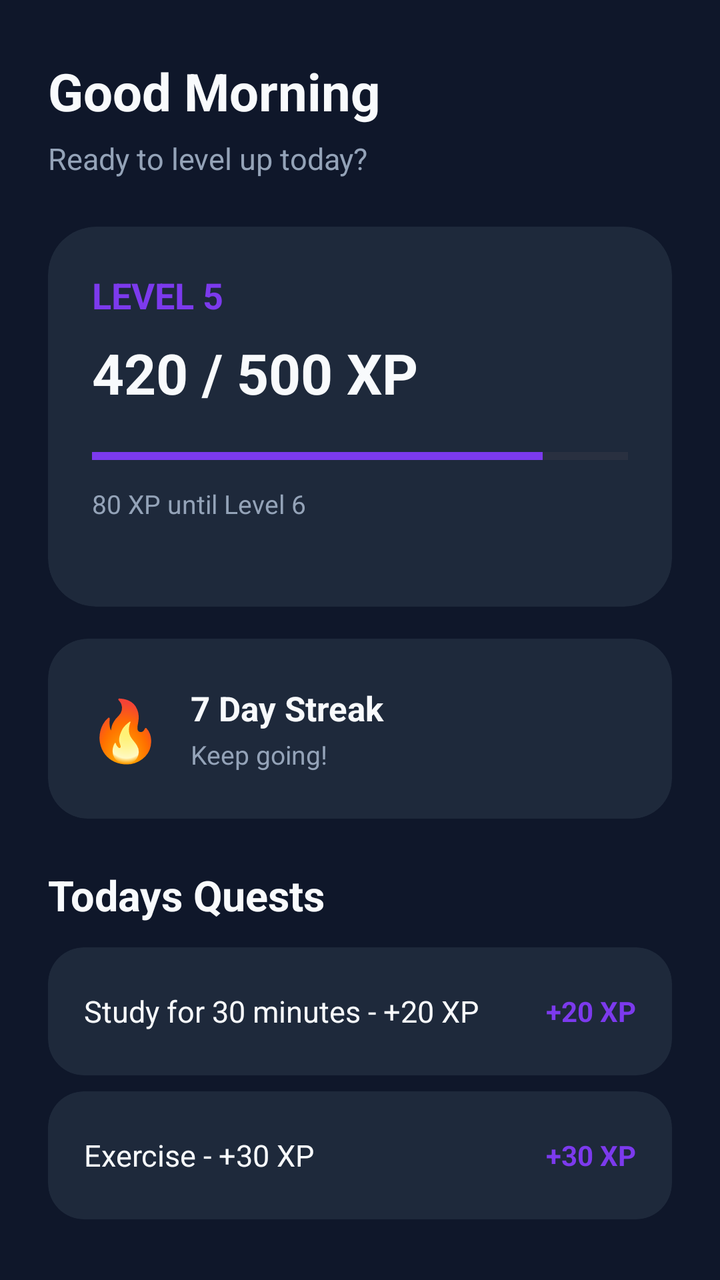
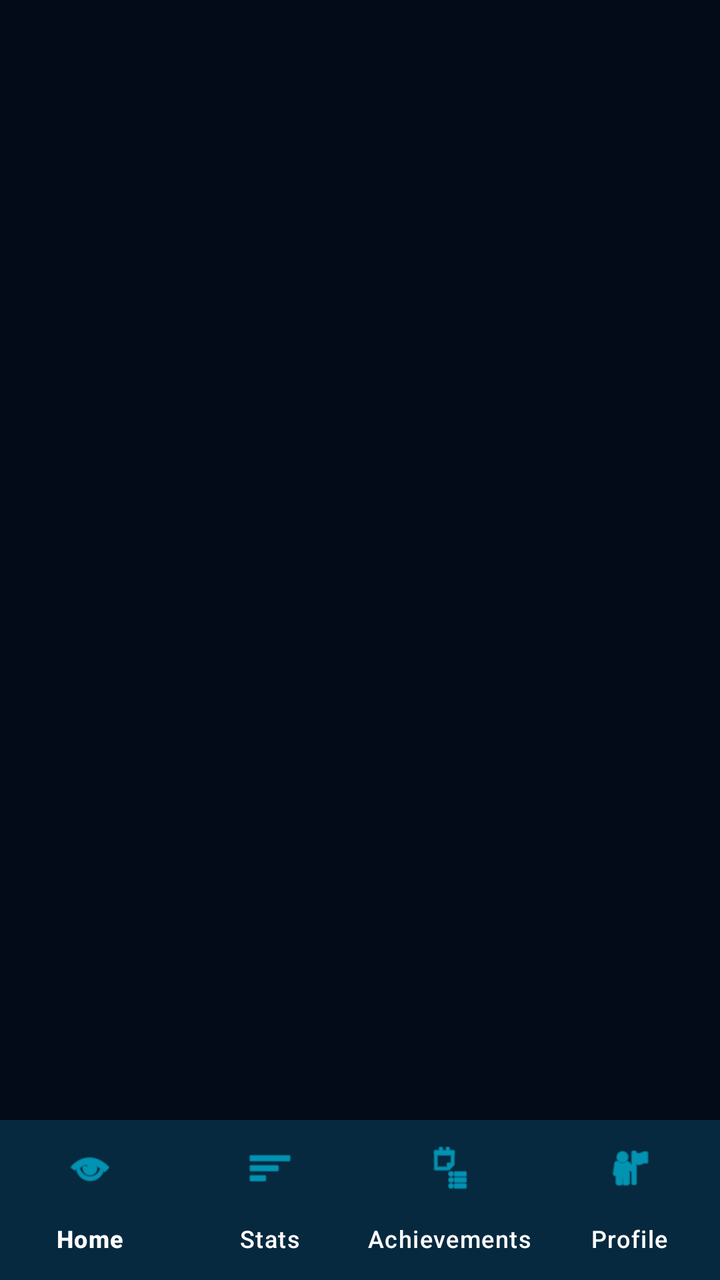

The first picture is an Android layout as it rendered before a commit; the second is the same layout after the commit. The layout source and the unified diff follow.
<!-- AndroidManifest.xml: application theme Theme.LevelUp -->
<!-- res/layout/activity_main.xml -->
<?xml version="1.0" encoding="utf-8"?>
<androidx.constraintlayout.widget.ConstraintLayout
    xmlns:android="http://schemas.android.com/apk/res/android"
    xmlns:app="http://schemas.android.com/apk/res-auto"
    xmlns:tools="http://schemas.android.com/tools"
    android:id="@+id/main"
    android:layout_width="match_parent"
    android:layout_height="match_parent"
    android:background="@color/levelup_background"
    tools:context=".MainActivity">

    

    <TextView
        android:id="@+id/tvWelcome"
        android:layout_width="0dp"
        android:layout_height="wrap_content"
        android:layout_marginStart="24dp"
        android:layout_marginTop="28dp"
        android:layout_marginEnd="24dp"
        android:text="@string/welcome_message"
        android:textColor="@color/levelup_text_primary"
        android:textSize="26sp"
        android:textStyle="bold"
        app:layout_constraintEnd_toEndOf="parent"
        app:layout_constraintStart_toStartOf="parent"
        app:layout_constraintTop_toTopOf="parent" />

    

    <TextView
        android:id="@+id/tvSubtitle"
        android:layout_width="0dp"
        android:layout_height="wrap_content"
        android:layout_marginTop="6dp"
        android:text="@string/welcome_subtitle"
        android:textColor="@color/levelup_text_secondary"
        android:textSize="15sp"
        app:layout_constraintEnd_toEndOf="@id/tvWelcome"
        app:layout_constraintStart_toStartOf="@id/tvWelcome"
        app:layout_constraintTop_toBottomOf="@id/tvWelcome" />

    

    <androidx.cardview.widget.CardView
        android:id="@+id/cardLevel"
        android:layout_width="0dp"
        android:layout_height="190dp"
        android:layout_marginStart="24dp"
        android:layout_marginTop="24dp"
        android:layout_marginEnd="24dp"
        app:cardBackgroundColor="@color/levelup_surface"
        app:cardCornerRadius="24dp"
        app:cardElevation="0dp"
        app:layout_constraintEnd_toEndOf="parent"
        app:layout_constraintStart_toStartOf="parent"
        app:layout_constraintTop_toBottomOf="@id/tvSubtitle">

        <LinearLayout
            android:layout_width="match_parent"
            android:layout_height="match_parent"
            android:orientation="vertical"
            android:padding="22dp">

            <TextView
                android:layout_width="wrap_content"
                android:layout_height="wrap_content"
                android:text="@string/level_5"
                android:textColor="@color/levelup_primary"
                android:textSize="18sp"
                android:textStyle="bold" />

            <TextView
                android:id="@+id/tvXpProgress"
                android:layout_width="wrap_content"
                android:layout_height="wrap_content"
                android:layout_marginTop="8dp"
                android:text="@string/xp_progress"
                android:textColor="@color/levelup_text_primary"
                android:textSize="28sp"
                android:textStyle="bold" />

            <ProgressBar
                android:id="@+id/xpProgressBar"
                style="?android:attr/progressBarStyleHorizontal"
                android:layout_width="match_parent"
                android:layout_height="10dp"
                android:layout_marginTop="18dp"
                android:max="500"
                android:progress="420"
                android:progressTint="@color/levelup_primary" />

            <TextView
                android:layout_width="wrap_content"
                android:layout_height="wrap_content"
                android:layout_marginTop="10dp"
                android:text="@string/xp_until_level"
                android:textColor="@color/levelup_text_secondary"
                android:textSize="13sp" />

        </LinearLayout>

    </androidx.cardview.widget.CardView>

    

    <androidx.cardview.widget.CardView
        android:id="@+id/cardStreak"
        android:layout_width="0dp"
        android:layout_height="90dp"
        android:layout_marginStart="24dp"
        android:layout_marginTop="16dp"
        android:layout_marginEnd="24dp"
        app:cardBackgroundColor="@color/levelup_surface"
        app:cardCornerRadius="20dp"
        app:cardElevation="0dp"
        app:layout_constraintEnd_toEndOf="parent"
        app:layout_constraintStart_toStartOf="parent"
        app:layout_constraintTop_toBottomOf="@id/cardLevel">

        <LinearLayout
            android:layout_width="match_parent"
            android:layout_height="match_parent"
            android:gravity="center_vertical"
            android:orientation="horizontal"
            android:paddingStart="20dp"
            android:paddingEnd="20dp">

            <TextView
                android:layout_width="wrap_content"
                android:layout_height="wrap_content"
                android:text="🔥"
                android:textSize="30sp" />

            <LinearLayout
                android:layout_width="wrap_content"
                android:layout_height="wrap_content"
                android:layout_marginStart="14dp"
                android:orientation="vertical">

                <TextView
                    android:layout_width="wrap_content"
                    android:layout_height="wrap_content"
                    android:text="@string/seven_day_streak"
                    android:textColor="@color/levelup_text_primary"
                    android:textSize="17sp"
                    android:textStyle="bold" />

                <TextView
                    android:layout_width="wrap_content"
                    android:layout_height="wrap_content"
                    android:layout_marginTop="3dp"
                    android:text="@string/keep_going"
                    android:textColor="@color/levelup_text_secondary"
                    android:textSize="13sp" />

            </LinearLayout>

        </LinearLayout>

    </androidx.cardview.widget.CardView>

    

    <TextView
        android:id="@+id/tvQuests"
        android:layout_width="0dp"
        android:layout_height="wrap_content"
        android:layout_marginStart="24dp"
        android:layout_marginTop="24dp"
        android:layout_marginEnd="24dp"
        android:text="@string/todays_quests"
        android:textColor="@color/levelup_text_primary"
        android:textSize="21sp"
        android:textStyle="bold"
        app:layout_constraintEnd_toEndOf="parent"
        app:layout_constraintStart_toStartOf="parent"
        app:layout_constraintTop_toBottomOf="@id/cardStreak" />

    

    <androidx.cardview.widget.CardView
        android:id="@+id/cardQuest1"
        android:layout_width="0dp"
        android:layout_height="64dp"
        android:layout_marginStart="24dp"
        android:layout_marginTop="12dp"
        android:layout_marginEnd="24dp"
        app:cardBackgroundColor="@color/levelup_surface"
        app:cardCornerRadius="18dp"
        app:cardElevation="0dp"
        android:clickable="true"
        android:focusable="true"
        app:layout_constraintEnd_toEndOf="parent"
        app:layout_constraintStart_toStartOf="parent"
        app:layout_constraintTop_toBottomOf="@id/tvQuests">

        <LinearLayout
            android:layout_width="match_parent"
            android:layout_height="match_parent"
            android:gravity="center_vertical"
            android:orientation="horizontal"
            android:paddingStart="18dp"
            android:paddingEnd="18dp">

            <TextView
                android:id="@+id/tvQuest1"
                android:layout_width="0dp"
                android:layout_height="wrap_content"
                android:layout_weight="1"
                android:text="@string/study_quest"
                android:textColor="@color/levelup_text_primary"
                android:textSize="15sp" />

            <TextView
                android:id="@+id/tvQuest1Xp"
                android:layout_width="wrap_content"
                android:layout_height="wrap_content"
                android:text="+20 XP"
                android:textColor="@color/levelup_primary"
                android:textSize="14sp"
                android:textStyle="bold" />

        </LinearLayout>

    </androidx.cardview.widget.CardView>


    

    <androidx.cardview.widget.CardView
        android:id="@+id/cardQuest2"
        android:layout_width="0dp"
        android:layout_height="64dp"
        android:layout_marginStart="24dp"
        android:layout_marginTop="8dp"
        android:layout_marginEnd="24dp"
        app:cardBackgroundColor="@color/levelup_surface"
        app:cardCornerRadius="18dp"
        app:cardElevation="0dp"
        android:clickable="true"
        android:focusable="true"
        app:layout_constraintEnd_toEndOf="parent"
        app:layout_constraintStart_toStartOf="parent"
        app:layout_constraintTop_toBottomOf="@id/cardQuest1">

        <LinearLayout
            android:layout_width="match_parent"
            android:layout_height="match_parent"
            android:gravity="center_vertical"
            android:orientation="horizontal"
            android:paddingStart="18dp"
            android:paddingEnd="18dp">

            <TextView
                android:id="@+id/tvQuest2"
                android:layout_width="0dp"
                android:layout_height="wrap_content"
                android:layout_weight="1"
                android:text="@string/exercise_quest"
                android:textColor="@color/levelup_text_primary"
                android:textSize="15sp" />

            <TextView
                android:id="@+id/tvQuest2Xp"
                android:layout_width="wrap_content"
                android:layout_height="wrap_content"
                android:text="+30 XP"
                android:textColor="@color/levelup_primary"
                android:textSize="14sp"
                android:textStyle="bold" />

        </LinearLayout>

    </androidx.cardview.widget.CardView>

</androidx.constraintlayout.widget.ConstraintLayout>
<!-- resources referenced by this layout -->
<resources>
  <color name="levelup_background">#0F172A</color>
  <color name="levelup_primary">#7C3AED</color>
  <color name="levelup_surface">#1E293B</color>
  <color name="levelup_text_primary">#F8FAFC</color>
  <color name="levelup_text_secondary">#94A3B8</color>
  <string name="exercise_quest">Exercise - +30 XP</string>
  <string name="keep_going">Keep going!</string>
  <string name="level_5">LEVEL 5</string>
  <string name="seven_day_streak">7 Day Streak</string>
  <string name="study_quest">Study for 30 minutes - +20 XP</string>
  <string name="todays_quests">Todays Quests</string>
  <string name="welcome_message">Good Morning</string>
  <string name="welcome_subtitle">Ready to level up today?</string>
  <string name="xp_progress">420 / 500 XP</string>
  <string name="xp_until_level">80 XP until Level 6</string>
  <style name="Theme.LevelUp" parent="Base.Theme.LevelUp" />
  <style name="Base.Theme.LevelUp" parent="Theme.Material3.DayNight.NoActionBar">
  
          
          <item name="android:windowBackground">@color/levelup_background</item>
  
          
          <item name="android:statusBarColor">@color/levelup_background</item>
          <item name="android:navigationBarColor">@color/levelup_background</item>
  
          
          <item name="android:windowLightStatusBar">false</item>
  
  
          
          <item name="colorPrimary">@color/levelup_primary</item>
          <item name="colorSecondary">@color/levelup_cyan</item>
          <item name="colorSurface">@color/levelup_surface</item>
  
      </style>
  <color name="levelup_cyan">#06B6D4</color>
</resources>

<!-- the commit's change to res/layout/activity_main.xml (unified diff, before → after) -->
@@ -11,267 +11,28 @@
 
     
 
-    <TextView
-        android:id="@+id/tvWelcome"
+    <androidx.fragment.app.FragmentContainerView
+        android:id="@+id/fragmentContainer"
         android:layout_width="0dp"
-        android:layout_height="wrap_content"
-        android:layout_marginStart="24dp"
-        android:layout_marginTop="28dp"
-        android:layout_marginEnd="24dp"
-        android:text="@string/welcome_message"
-        android:textColor="@color/levelup_text_primary"
-        android:textSize="26sp"
-        android:textStyle="bold"
+        android:layout_height="0dp"
+        app:layout_constraintTop_toTopOf="parent"
+        app:layout_constraintStart_toStartOf="parent"
         app:layout_constraintEnd_toEndOf="parent"
-        app:layout_constraintStart_toStartOf="parent"
-        app:layout_constraintTop_toTopOf="parent" />
+        app:layout_constraintBottom_toTopOf="@id/bottomNavigation" />
 
     
 
-    <TextView
-        android:id="@+id/tvSubtitle"
+    <com.google.android.material.bottomnavigation.BottomNavigationView
+        android:id="@+id/bottomNavigation"
         android:layout_width="0dp"
         android:layout_height="wrap_content"
-        android:layout_marginTop="6dp"
-        android:text="@string/welcome_subtitle"
-        android:textColor="@color/levelup_text_secondary"
-        android:textSize="15sp"
-        app:layout_constraintEnd_toEndOf="@id/tvWelcome"
-        app:layout_constraintStart_toStartOf="@id/tvWelcome"
-        app:layout_constraintTop_toBottomOf="@id/tvWelcome" />
-
-    
-
-    <androidx.cardview.widget.CardView
-        android:id="@+id/cardLevel"
-        android:layout_width="0dp"
-        android:layout_height="190dp"
-        android:layout_marginStart="24dp"
-        android:layout_marginTop="24dp"
-        android:layout_marginEnd="24dp"
-        app:cardBackgroundColor="@color/levelup_surface"
-        app:cardCornerRadius="24dp"
-        app:cardElevation="0dp"
-        app:layout_constraintEnd_toEndOf="parent"
+        android:background="@color/levelup_surface"
+        app:itemIconTint="@color/levelup_primary"
+        app:itemTextColor="@color/levelup_text_primary"
+        app:menu="@menu/bottom_nav_menu"
+        app:labelVisibilityMode="labeled"
+        app:layout_constraintBottom_toBottomOf="parent"
         app:layout_constraintStart_toStartOf="parent"
-        app:layout_constraintTop_toBottomOf="@id/tvSubtitle">
-
-        <LinearLayout
-            android:layout_width="match_parent"
-            android:layout_height="match_parent"
-            android:orientation="vertical"
-            android:padding="22dp">
-
-            <TextView
-                android:layout_width="wrap_content"
-                android:layout_height="wrap_content"
-                android:text="@string/level_5"
-                android:textColor="@color/levelup_primary"
-                android:textSize="18sp"
-                android:textStyle="bold" />
-
-            <TextView
-                android:id="@+id/tvXpProgress"
-                android:layout_width="wrap_content"
-                android:layout_height="wrap_content"
-                android:layout_marginTop="8dp"
-                android:text="@string/xp_progress"
-                android:textColor="@color/levelup_text_primary"
-                android:textSize="28sp"
-                android:textStyle="bold" />
-
-            <ProgressBar
-                android:id="@+id/xpProgressBar"
-                style="?android:attr/progressBarStyleHorizontal"
-                android:layout_width="match_parent"
-                android:layout_height="10dp"
-                android:layout_marginTop="18dp"
-                android:max="500"
-                android:progress="420"
-                android:progressTint="@color/levelup_primary" />
-
-            <TextView
-                android:layout_width="wrap_content"
-                android:layout_height="wrap_content"
-                android:layout_marginTop="10dp"
-                android:text="@string/xp_until_level"
-                android:textColor="@color/levelup_text_secondary"
-                android:textSize="13sp" />
-
-        </LinearLayout>
-
-    </androidx.cardview.widget.CardView>
-
-    
-
-    <androidx.cardview.widget.CardView
-        android:id="@+id/cardStreak"
-        android:layout_width="0dp"
-        android:layout_height="90dp"
-        android:layout_marginStart="24dp"
-        android:layout_marginTop="16dp"
-        android:layout_marginEnd="24dp"
-        app:cardBackgroundColor="@color/levelup_surface"
-        app:cardCornerRadius="20dp"
-        app:cardElevation="0dp"
-        app:layout_constraintEnd_toEndOf="parent"
-        app:layout_constraintStart_toStartOf="parent"
-        app:layout_constraintTop_toBottomOf="@id/cardLevel">
-
-        <LinearLayout
-            android:layout_width="match_parent"
-            android:layout_height="match_parent"
-            android:gravity="center_vertical"
-            android:orientation="horizontal"
-            android:paddingStart="20dp"
-            android:paddingEnd="20dp">
-
-            <TextView
-                android:layout_width="wrap_content"
-                android:layout_height="wrap_content"
-                android:text="🔥"
-                android:textSize="30sp" />
-
-            <LinearLayout
-                android:layout_width="wrap_content"
-                android:layout_height="wrap_content"
-                android:layout_marginStart="14dp"
-                android:orientation="vertical">
-
-                <TextView
-                    android:layout_width="wrap_content"
-                    android:layout_height="wrap_content"
-                    android:text="@string/seven_day_streak"
-                    android:textColor="@color/levelup_text_primary"
-                    android:textSize="17sp"
-                    android:textStyle="bold" />
-
-                <TextView
-                    android:layout_width="wrap_content"
-                    android:layout_height="wrap_content"
-                    android:layout_marginTop="3dp"
-                    android:text="@string/keep_going"
-                    android:textColor="@color/levelup_text_secondary"
-                    android:textSize="13sp" />
-
-            </LinearLayout>
-
-        </LinearLayout>
-
-    </androidx.cardview.widget.CardView>
-
-    
-
-    <TextView
-        android:id="@+id/tvQuests"
-        android:layout_width="0dp"
-        android:layout_height="wrap_content"
-        android:layout_marginStart="24dp"
-        android:layout_marginTop="24dp"
-        android:layout_marginEnd="24dp"
-        android:text="@string/todays_quests"
-        android:textColor="@color/levelup_text_primary"
-        android:textSize="21sp"
-        android:textStyle="bold"
-        app:layout_constraintEnd_toEndOf="parent"
-        app:layout_constraintStart_toStartOf="parent"
-        app:layout_constraintTop_toBottomOf="@id/cardStreak" />
-
-    
-
-    <androidx.cardview.widget.CardView
-        android:id="@+id/cardQuest1"
-        android:layout_width="0dp"
-        android:layout_height="64dp"
-        android:layout_marginStart="24dp"
-        android:layout_marginTop="12dp"
-        android:layout_marginEnd="24dp"
-        app:cardBackgroundColor="@color/levelup_surface"
-        app:cardCornerRadius="18dp"
-        app:cardElevation="0dp"
-        android:clickable="true"
-        android:focusable="true"
-        app:layout_constraintEnd_toEndOf="parent"
-        app:layout_constraintStart_toStartOf="parent"
-        app:layout_constraintTop_toBottomOf="@id/tvQuests">
-
-        <LinearLayout
-            android:layout_width="match_parent"
-            android:layout_height="match_parent"
-            android:gravity="center_vertical"
-            android:orientation="horizontal"
-            android:paddingStart="18dp"
-            android:paddingEnd="18dp">
-
-            <TextView
-                android:id="@+id/tvQuest1"
-                android:layout_width="0dp"
-                android:layout_height="wrap_content"
-                android:layout_weight="1"
-                android:text="@string/study_quest"
-                android:textColor="@color/levelup_text_primary"
-                android:textSize="15sp" />
-
-            <TextView
-                android:id="@+id/tvQuest1Xp"
-                android:layout_width="wrap_content"
-                android:layout_height="wrap_content"
-                android:text="+20 XP"
-                android:textColor="@color/levelup_primary"
-                android:textSize="14sp"
-                android:textStyle="bold" />
-
-        </LinearLayout>
-
-    </androidx.cardview.widget.CardView>
-
-
-    
-
-    <androidx.cardview.widget.CardView
-        android:id="@+id/cardQuest2"
-        android:layout_width="0dp"
-        android:layout_height="64dp"
-        android:layout_marginStart="24dp"
-        android:layout_marginTop="8dp"
-        android:layout_marginEnd="24dp"
-        app:cardBackgroundColor="@color/levelup_surface"
-        app:cardCornerRadius="18dp"
-        app:cardElevation="0dp"
-        android:clickable="true"
-        android:focusable="true"
-        app:layout_constraintEnd_toEndOf="parent"
-        app:layout_constraintStart_toStartOf="parent"
-        app:layout_constraintTop_toBottomOf="@id/cardQuest1">
-
-        <LinearLayout
-            android:layout_width="match_parent"
-            android:layout_height="match_parent"
-            android:gravity="center_vertical"
-            android:orientation="horizontal"
-            android:paddingStart="18dp"
-            android:paddingEnd="18dp">
-
-            <TextView
-                android:id="@+id/tvQuest2"
-                android:layout_width="0dp"
-                android:layout_height="wrap_content"
-                android:layout_weight="1"
-                android:text="@string/exercise_quest"
-                android:textColor="@color/levelup_text_primary"
-                android:textSize="15sp" />
-
-            <TextView
-                android:id="@+id/tvQuest2Xp"
-                android:layout_width="wrap_content"
-                android:layout_height="wrap_content"
-                android:text="+30 XP"
-                android:textColor="@color/levelup_primary"
-                android:textSize="14sp"
-                android:textStyle="bold" />
-
-        </LinearLayout>
-
-    </androidx.cardview.widget.CardView>
+        app:layout_constraintEnd_toEndOf="parent" />
 
 </androidx.constraintlayout.widget.ConstraintLayout>
<!-- resource entries referenced after the edit -->
@@ -1,20 +1,9 @@
 <!-- resources referenced by this layout -->
 <resources>
-  <color name="levelup_background">#0F172A</color>
-  <color name="levelup_primary">#7C3AED</color>
-  <color name="levelup_surface">#1E293B</color>
-  <color name="levelup_text_primary">#F8FAFC</color>
-  <color name="levelup_text_secondary">#94A3B8</color>
-  <string name="exercise_quest">Exercise - +30 XP</string>
-  <string name="keep_going">Keep going!</string>
-  <string name="level_5">LEVEL 5</string>
-  <string name="seven_day_streak">7 Day Streak</string>
-  <string name="study_quest">Study for 30 minutes - +20 XP</string>
-  <string name="todays_quests">Todays Quests</string>
-  <string name="welcome_message">Good Morning</string>
-  <string name="welcome_subtitle">Ready to level up today?</string>
-  <string name="xp_progress">420 / 500 XP</string>
-  <string name="xp_until_level">80 XP until Level 6</string>
+  <color name="levelup_background">#030B18</color>
+  <color name="levelup_primary">#00D9FF</color>
+  <color name="levelup_surface">#071A2E</color>
+  <color name="levelup_text_primary">#FFFFFF</color>
   <style name="Theme.LevelUp" parent="Base.Theme.LevelUp" />
   <style name="Base.Theme.LevelUp" parent="Theme.Material3.DayNight.NoActionBar">
   
@@ -35,6 +24,6 @@
           <item name="colorSurface">@color/levelup_surface</item>
   
       </style>
-  <color name="levelup_cyan">#06B6D4</color>
+  <color name="levelup_cyan">#7DF9FF</color>
 </resources>
 
